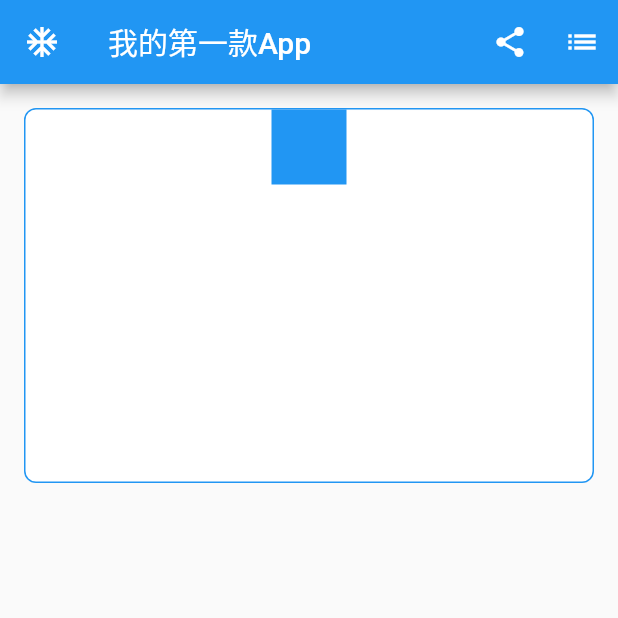
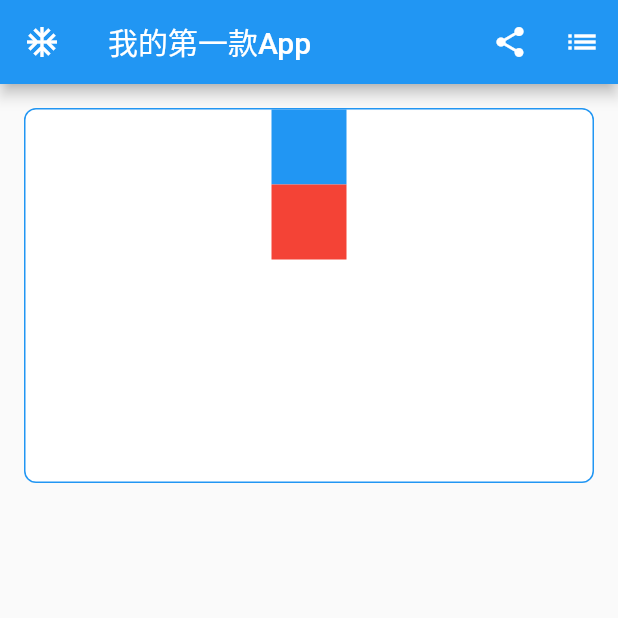
Before and after one commit to cnatom/flutter_learning_2023, a Flutter app: the screen it shows after launch, on a phone screen of 412 x 824 dp, the top half of it. Run offline on Flutter 3.47's test engine with Material 2 defaults, Android fonts, the phone set to English and light mode, and no system bars.

Commit message:
♻️refactor(main):封装边框与色块

```diff
--- a/lib/main.dart
+++ b/lib/main.dart
@@ -23,8 +23,33 @@ class MyHomePage extends StatelessWidget {
       appBar: _buildAppBar(),
       body: Column(
         children: [
-          // 一个Container，提供用来演示布局的边框
-          Container(
+
+
+          _buildContainer(
+            child: Column(
+              children: [
+                _buildBlock(),
+                _buildBlock(color: Colors.red)
+              ],
+            )
+          )
+
+
+        ],
+      ),
+    );
+  }
+
+  Widget _buildBlock({Color color = Colors.blue}){
+    return Container(
+      height: 50,
+      width: 50,
+      color: color,
+    );
+  }
+
+  Widget _buildContainer({Widget? child}){
+    return Container(
       width: double.infinity,
       height: 250.0,
       // 不到迫不得已，不要给Container设置height！ 此处仅仅用于演示
@@ -38,21 +63,7 @@ class MyHomePage extends StatelessWidget {
           border: Border.all(color: Colors.blue),
           borderRadius: BorderRadius.circular(8)),
       // 放在Container内的组件
-            child: Column(
-              mainAxisAlignment: MainAxisAlignment.start, // 主轴 start
-              crossAxisAlignment: CrossAxisAlignment.center, // 副轴 center
-              children: [
-                // 一个蓝色的小方块，用于演示布局
-                Container(
-                  height: 50,
-                  width: 50,
-                  color: Colors.blue,
-                )
-              ],
-            ),
-          ),
-        ],
-      ),
+      child: child,
     );
   }
 
```
Lines whose indentation alone changed are shown as unchanged.
